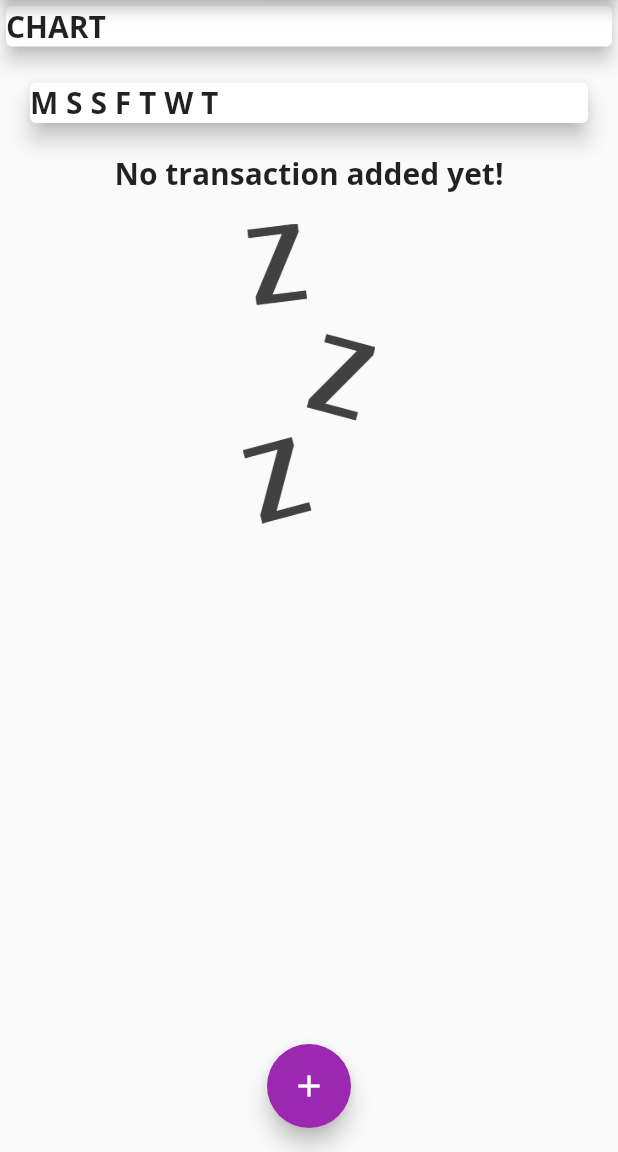
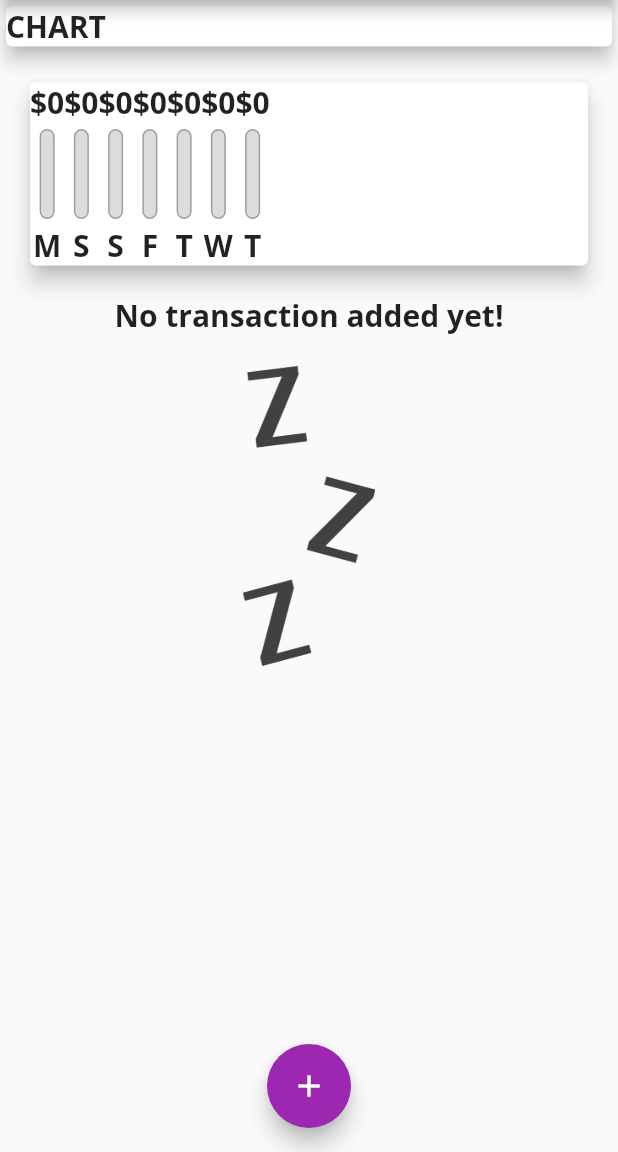
Before and after one commit to khadetou/personal_expenses, a Flutter app: the screen it shows after launch, on a phone screen of 412 x 824 dp, the part 84-1236 px from its top. Run offline on Flutter 3.47's test engine with Material 2 defaults, Android fonts, the phone set to English and light mode, and no system bars.

Commit message:
populating the chart with values

```diff
--- a/lib/widget/chart.dart
+++ b/lib/widget/chart.dart
@@ -1,6 +1,7 @@
 import "package:flutter/material.dart";
 import "../models/transaction.dart";
 import "package:intl/intl.dart";
+import "../widget/chart_bar.dart";
 
 class Chart extends StatelessWidget {
   final List<Transaction> recentTransaction;
@@ -29,7 +30,13 @@ class Chart extends StatelessWidget {
     );
   }
 
-  Chart({required this.recentTransaction});
+  double get totalSpending {
+    return groupedTransactionValues.fold(0.0, (sum, item) {
+      return sum + (item["amount"] as double);
+    });
+  }
+
+  const Chart({Key? key, required this.recentTransaction}) : super(key: key);
   @override
   Widget build(BuildContext context) {
     return Card(
@@ -37,7 +44,13 @@ class Chart extends StatelessWidget {
       margin: const EdgeInsets.all(20),
       child: Row(
         children: groupedTransactionValues.map((data) {
-          return Text("${data['day']} ");
+          return ChartBar(
+            label: data['day'] as String,
+            spendingAmount: data['amount'] as double,
+            spendingPctOfTotal: totalSpending == 0.0
+                ? 0.0
+                : (data['amount'] as double) / totalSpending,
+          );
         }).toList(),
       ),
     );
```
